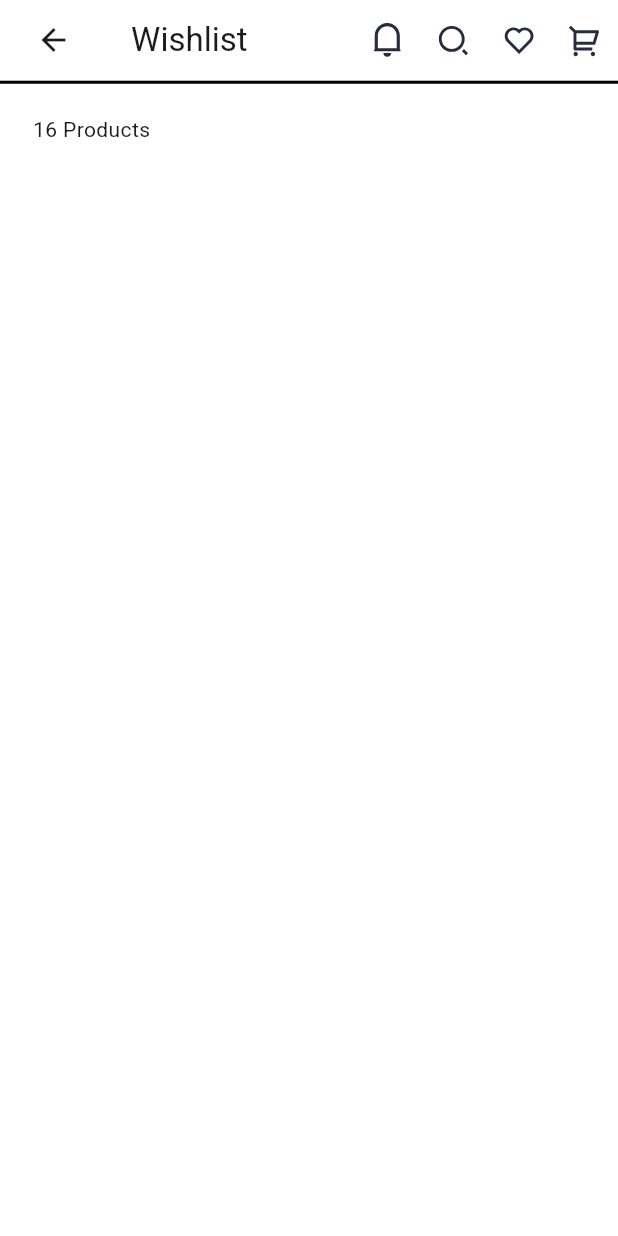
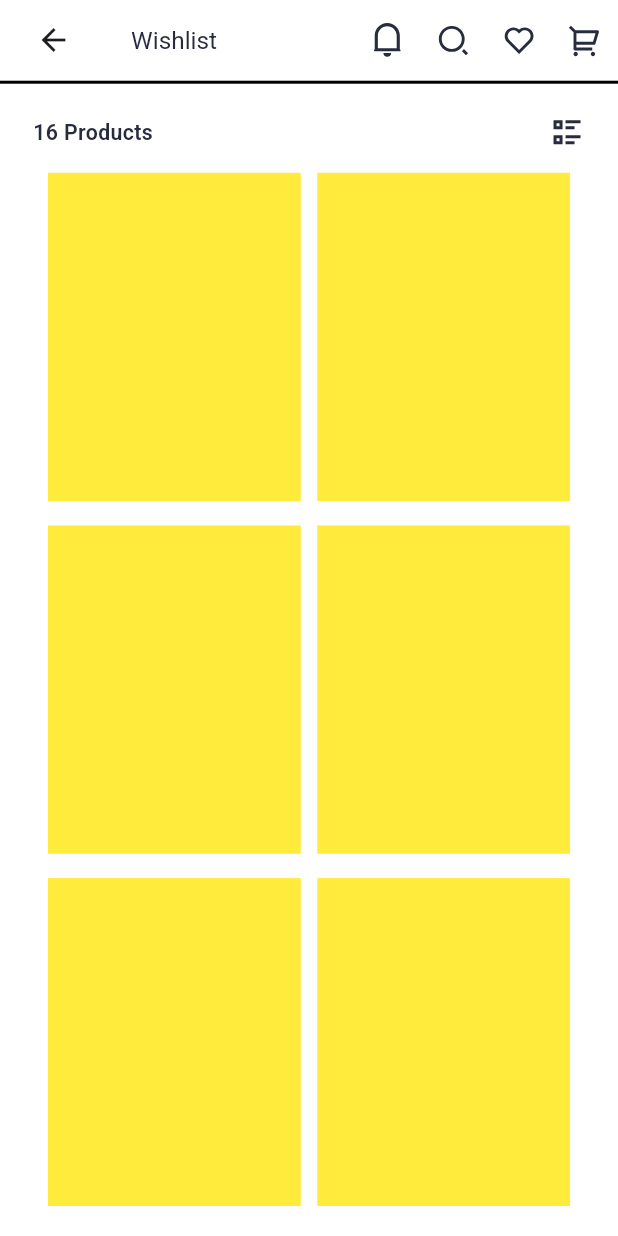
Before and after one commit to roypa123/ecomm_mobile, a Flutter app: the WishlistScreen screen opened by its route, on a phone screen of 412 x 824 dp. Run offline on Flutter 3.47's test engine with Material 3 defaults, Android fonts, the phone set to English and light mode, and no system bars; our stand-ins replace bloc, cloud_firestore, either_dart, equatable, firebase_auth, firebase_core and 6 more; accounts and stored records are empty.

Commit message:
fix: some changes

```diff
--- a/lib/core/common/widgets/common_app_bar.dart
+++ b/lib/core/common/widgets/common_app_bar.dart
@@ -21,6 +21,7 @@ class CommonAppBar extends StatelessWidget implements PreferredSizeWidget {
       backgroundColor: Colors.white,
       title: Text(
         title ?? "",
+        style: RobotoPalette.fPrimaryTextLight_16_400,
       ),
       centerTitle: false,
       leadingWidth: 65.w,
--- a/lib/core/configs/constants/app_images.dart
+++ b/lib/core/configs/constants/app_images.dart
@@ -2,6 +2,6 @@ class AppImages {
   static const String basePath = 'assets/images/png/';
   static const String format = '.png';
 
-  static const String pngAnimal1 = '${basePath}animal1$format';
+  static const String pngMobile = '${basePath}mobile$format';
 
 }
--- a/lib/core/configs/constants/string_constants.dart
+++ b/lib/core/configs/constants/string_constants.dart
@@ -9,7 +9,8 @@ class Strings {
   static const String enterPasssword = "Enter password";
   static const String enterConfirmPasssword = "Enter confirm password";
   static const String enterFullName = "Enter Full Name";
-
+  static const String wishlist = "Wishlist";
+  static const String products = "Products";
 
 
 }
--- a/lib/core/configs/styles/fonts/roboto.dart
+++ b/lib/core/configs/styles/fonts/roboto.dart
@@ -47,7 +47,7 @@ class RobotoPalette {
       color: AppColors.primaryTextLight);
 
 /*<---20--->*/
-  static TextStyle get fBlack_20_700 => TextStyle(
+  static TextStyle get fPrimaryTextLight_20_700 => TextStyle(
       fontSize: 20.sp,
       fontWeight: FontWeight.w700,
       color: AppColors.primaryTextLight);
--- /dev/null
+++ b/lib/features/wishlist/presentation/refractors/grid_section.dart
@@ -0,0 +1,32 @@
+import 'package:flutter/material.dart';
+import 'package:flutter_screenutil/flutter_screenutil.dart';
+
+class GridSection extends StatelessWidget {
+  const GridSection({super.key});
+
+  @override
+  Widget build(BuildContext context) {
+    return Expanded(
+      child: GridView.builder(
+          shrinkWrap: true,
+          physics: const NeverScrollableScrollPhysics(),
+          padding: const EdgeInsets.all(10.0),
+          gridDelegate: SliverGridDelegateWithFixedCrossAxisCount(
+            childAspectRatio: 0.77,
+            crossAxisCount: 2,
+            crossAxisSpacing: 10.w,
+            mainAxisSpacing: 16.h,
+          ),
+          itemCount: 10,
+          itemBuilder: (context, index) {
+            return AspectRatio(
+              aspectRatio: 0.864,
+              child: Container(
+                color: Colors.yellow,
+                width: double.maxFinite,
+              ),
+              );
+          }),
+    );
+  }
+}
--- a/lib/features/wishlist/presentation/views/wishlist_screen.dart
+++ b/lib/features/wishlist/presentation/views/wishlist_screen.dart
@@ -1,10 +1,10 @@
-
-
 import 'package:ecomm_mobile/core/configs/configs.dart';
 import 'package:flutter/material.dart';
 import 'package:flutter_screenutil/flutter_screenutil.dart';
+import 'package:flutter_svg/flutter_svg.dart';
 
 import '../../../../core/common/widgets/common_app_bar.dart';
+import '../refractors/grid_section.dart';
 
 class WishlistScreen extends StatefulWidget {
   const WishlistScreen({super.key});
@@ -18,23 +18,32 @@ class _WishlistScreenState extends State<WishlistScreen> {
   Widget build(BuildContext context) {
     return Scaffold(
       backgroundColor: AppColors.bodyBgLight,
-      appBar:const CommonAppBar(
+      appBar: const CommonAppBar(
         menuButton: false,
-        title: "Wishlist",
+        title: Strings.wishlist,
       ),
       body: Container(
-        padding: EdgeInsets.symmetric(horizontal: 20.w,vertical: 20.h),
+        padding: EdgeInsets.symmetric(horizontal: 20.w, vertical: 20.h),
         width: double.maxFinite,
         height: double.maxFinite,
         child: Column(
           mainAxisAlignment: MainAxisAlignment.start,
           children: [
             Row(
+              mainAxisAlignment: MainAxisAlignment.spaceBetween,
               children: [
-                Text("16 Products")
+                Text(
+                  "16 ${Strings.products}",
+                  style: RobotoPalette.fPrimaryTextLight_14_600,
+                ),
+                GestureDetector(
+                  onTap: () {},
+                  child: SvgPicture.asset(AppVectors.svgListView),
+                ),
               ],
-            )
-
+            ),
+            5.verticalSpace,
+            const GridSection()
           ],
         ),
       ),
```
Also changed, not shown: assets/images/png/mobile.png (added).
